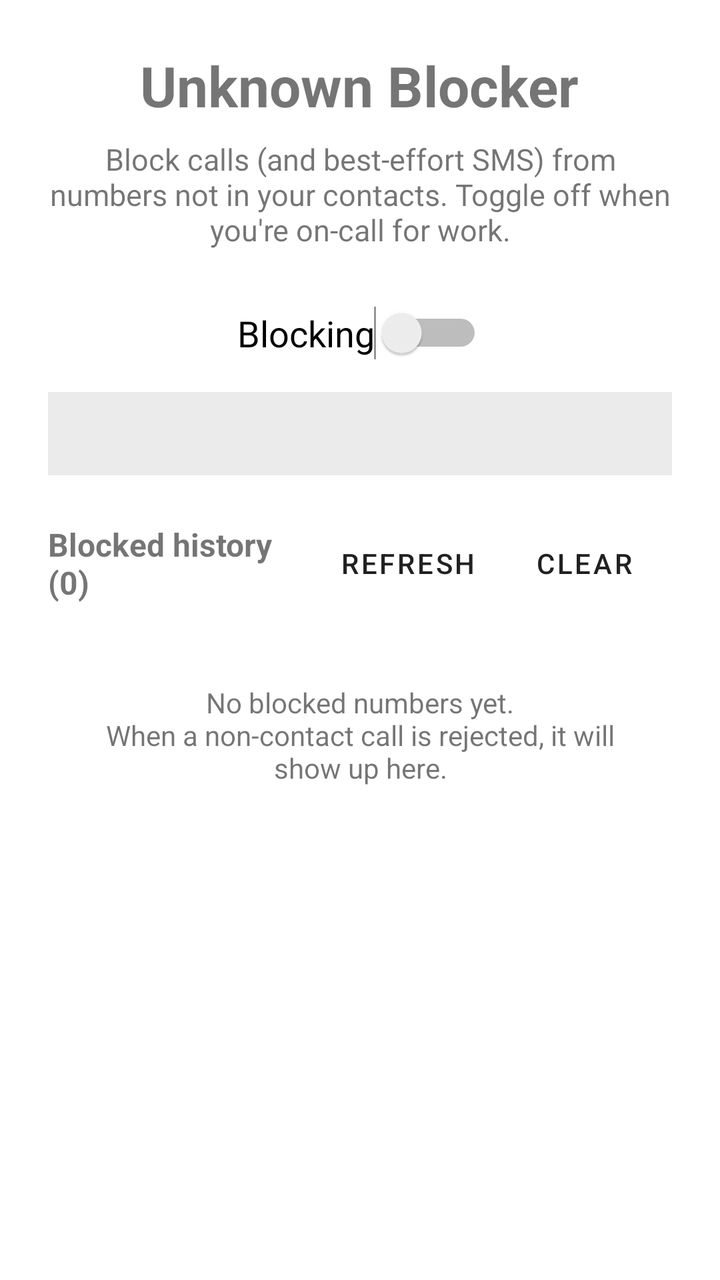
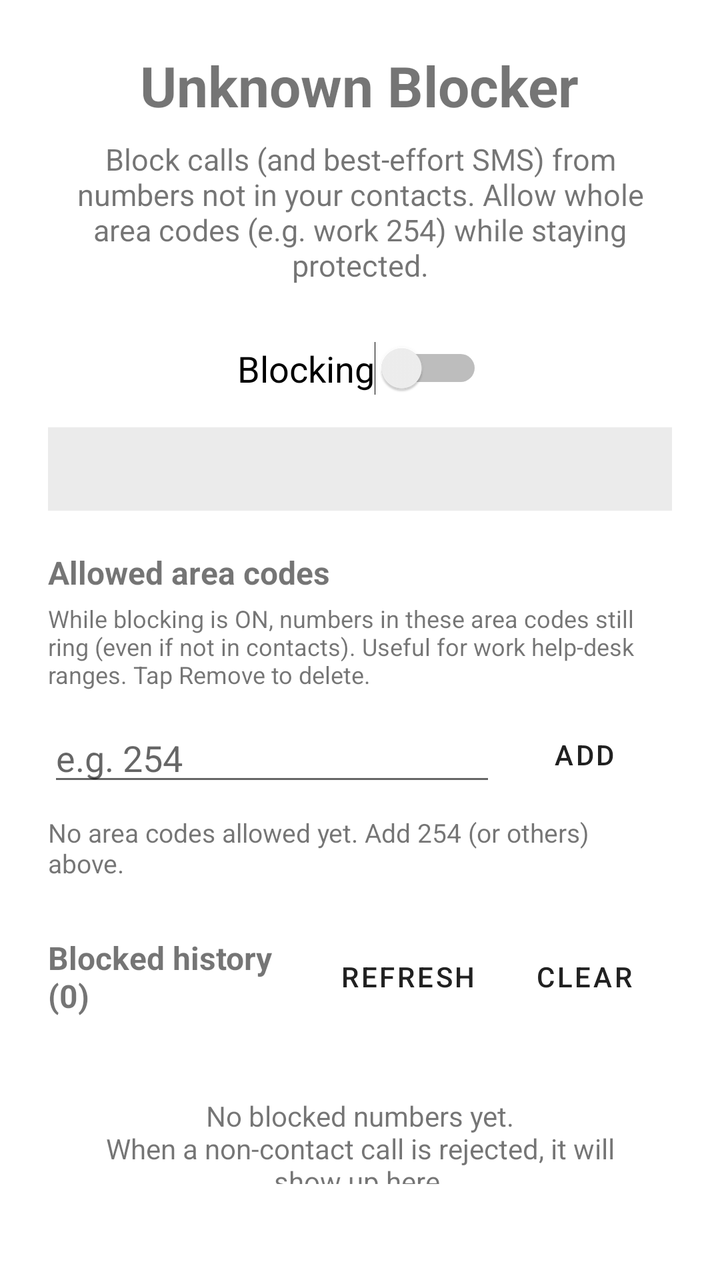

Screens rendered from an Android XML layout before and after an edit, with the pre-edit source and the edit as a unified diff.
<!-- AndroidManifest.xml: application theme Theme.MaterialComponents.DayNight.DarkActionBar -->
<!-- res/layout/activity_main.xml -->
<?xml version="1.0" encoding="utf-8"?>
<LinearLayout xmlns:android="http://schemas.android.com/apk/res/android"
    android:layout_width="match_parent"
    android:layout_height="match_parent"
    android:orientation="vertical"
    android:padding="24dp">

    <TextView
        android:layout_width="wrap_content"
        android:layout_height="wrap_content"
        android:layout_gravity="center_horizontal"
        android:text="@string/app_title"
        android:textSize="28sp"
        android:textStyle="bold" />

    <TextView
        android:layout_width="match_parent"
        android:layout_height="wrap_content"
        android:layout_marginTop="8dp"
        android:gravity="center"
        android:text="@string/app_subtitle"
        android:textSize="15sp" />

    <Switch
        android:id="@+id/toggleSwitch"
        android:layout_width="wrap_content"
        android:layout_height="wrap_content"
        android:layout_gravity="center_horizontal"
        android:layout_marginTop="28dp"
        android:text="@string/toggle_label"
        android:textSize="18sp" />

    <TextView
        android:id="@+id/statusText"
        android:layout_width="match_parent"
        android:layout_height="wrap_content"
        android:layout_marginTop="16dp"
        android:background="#14000000"
        android:lineSpacingExtra="4dp"
        android:padding="12dp"
        android:textSize="13sp" />

    <LinearLayout
        android:layout_width="match_parent"
        android:layout_height="wrap_content"
        android:layout_marginTop="20dp"
        android:gravity="center_vertical"
        android:orientation="horizontal">

        <TextView
            android:id="@+id/logHeader"
            android:layout_width="0dp"
            android:layout_height="wrap_content"
            android:layout_weight="1"
            android:text="@string/blocked_history_header_default"
            android:textSize="16sp"
            android:textStyle="bold" />

        <Button
            android:id="@+id/refreshButton"
            style="?android:attr/buttonBarButtonStyle"
            android:layout_width="wrap_content"
            android:layout_height="wrap_content"
            android:text="@string/refresh" />

        <Button
            android:id="@+id/clearLogButton"
            style="?android:attr/buttonBarButtonStyle"
            android:layout_width="wrap_content"
            android:layout_height="wrap_content"
            android:text="@string/clear" />
    </LinearLayout>

    <TextView
        android:id="@+id/emptyLogText"
        android:layout_width="match_parent"
        android:layout_height="wrap_content"
        android:layout_marginTop="12dp"
        android:gravity="center"
        android:padding="24dp"
        android:text="@string/empty_log"
        android:textSize="14sp" />

    <ListView
        android:id="@+id/blockedList"
        android:layout_width="match_parent"
        android:layout_height="0dp"
        android:layout_marginTop="8dp"
        android:layout_weight="1"
        android:dividerHeight="1dp"
        android:visibility="gone" />

</LinearLayout>
<!-- resources referenced by this layout -->
<resources>
  <string name="app_subtitle">Block calls (and best-effort SMS) from numbers not in your contacts. Toggle off when you\'re on-call for work.</string>
  <string name="app_title">Unknown Blocker</string>
  <string name="blocked_history_header_default">Blocked history (0)</string>
  <string name="clear">Clear</string>
  <string name="empty_log">No blocked numbers yet.\nWhen a non-contact call is rejected, it will show up here.</string>
  <string name="refresh">Refresh</string>
  <string name="toggle_label">Blocking</string>
</resources>

<!-- the commit's change to res/layout/activity_main.xml (unified diff, before → after) -->
@@ -39,6 +39,63 @@
         android:lineSpacingExtra="4dp"
         android:padding="12dp"
         android:textSize="13sp" />
+
+    
+    <TextView
+        android:layout_width="match_parent"
+        android:layout_height="wrap_content"
+        android:layout_marginTop="20dp"
+        android:text="@string/area_codes_header"
+        android:textSize="16sp"
+        android:textStyle="bold" />
+
+    <TextView
+        android:layout_width="match_parent"
+        android:layout_height="wrap_content"
+        android:layout_marginTop="4dp"
+        android:text="@string/area_codes_help"
+        android:textSize="12sp" />
+
+    <LinearLayout
+        android:layout_width="match_parent"
+        android:layout_height="wrap_content"
+        android:layout_marginTop="8dp"
+        android:gravity="center_vertical"
+        android:orientation="horizontal">
+
+        <EditText
+            android:id="@+id/areaCodeInput"
+            android:layout_width="0dp"
+            android:layout_height="wrap_content"
+            android:layout_weight="1"
+            android:hint="@string/area_code_hint"
+            android:importantForAutofill="no"
+            android:inputType="number"
+            android:maxLength="3"
+            android:maxLines="1" />
+
+        <Button
+            android:id="@+id/addAreaCodeButton"
+            style="?android:attr/buttonBarButtonStyle"
+            android:layout_width="wrap_content"
+            android:layout_height="wrap_content"
+            android:text="@string/add" />
+    </LinearLayout>
+
+    <TextView
+        android:id="@+id/areaCodesEmpty"
+        android:layout_width="match_parent"
+        android:layout_height="wrap_content"
+        android:layout_marginTop="6dp"
+        android:text="@string/area_codes_empty"
+        android:textSize="13sp" />
+
+    <LinearLayout
+        android:id="@+id/areaCodesContainer"
+        android:layout_width="match_parent"
+        android:layout_height="wrap_content"
+        android:layout_marginTop="4dp"
+        android:orientation="vertical" />
 
     <LinearLayout
         android:layout_width="match_parent"
<!-- resource entries referenced after the edit -->
@@ -1,7 +1,12 @@
 <!-- resources referenced by this layout -->
 <resources>
-  <string name="app_subtitle">Block calls (and best-effort SMS) from numbers not in your contacts. Toggle off when you\'re on-call for work.</string>
+  <string name="add">Add</string>
+  <string name="app_subtitle">Block calls (and best-effort SMS) from numbers not in your contacts. Allow whole area codes (e.g. work 254) while staying protected.</string>
   <string name="app_title">Unknown Blocker</string>
+  <string name="area_code_hint">e.g. 254</string>
+  <string name="area_codes_empty">No area codes allowed yet. Add 254 (or others) above.</string>
+  <string name="area_codes_header">Allowed area codes</string>
+  <string name="area_codes_help">While blocking is ON, numbers in these area codes still ring (even if not in contacts). Useful for work help-desk ranges. Tap Remove to delete.</string>
   <string name="blocked_history_header_default">Blocked history (0)</string>
   <string name="clear">Clear</string>
   <string name="empty_log">No blocked numbers yet.\nWhen a non-contact call is rejected, it will show up here.</string>
